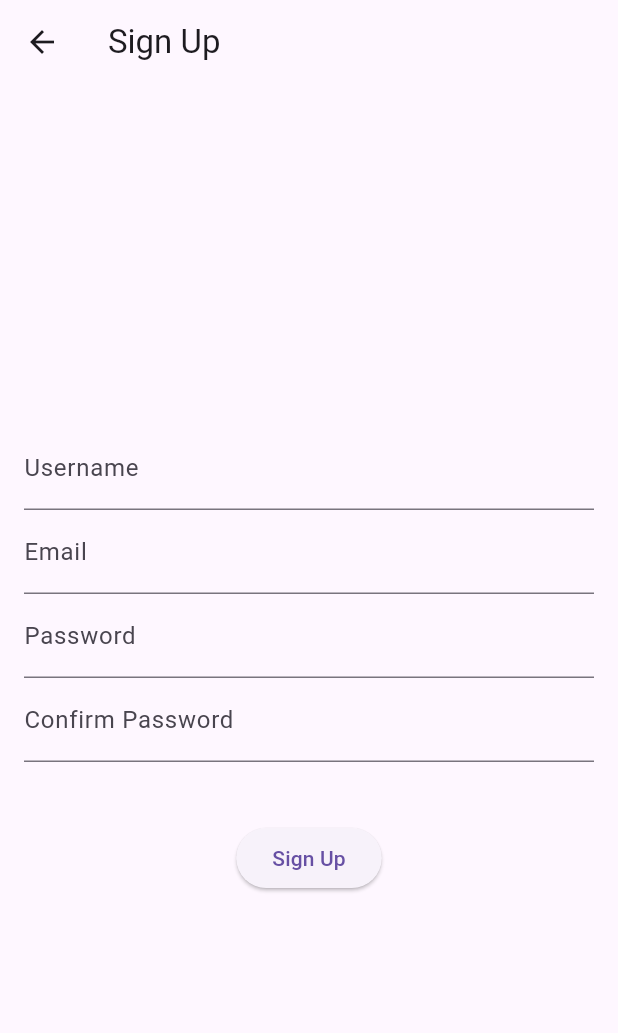
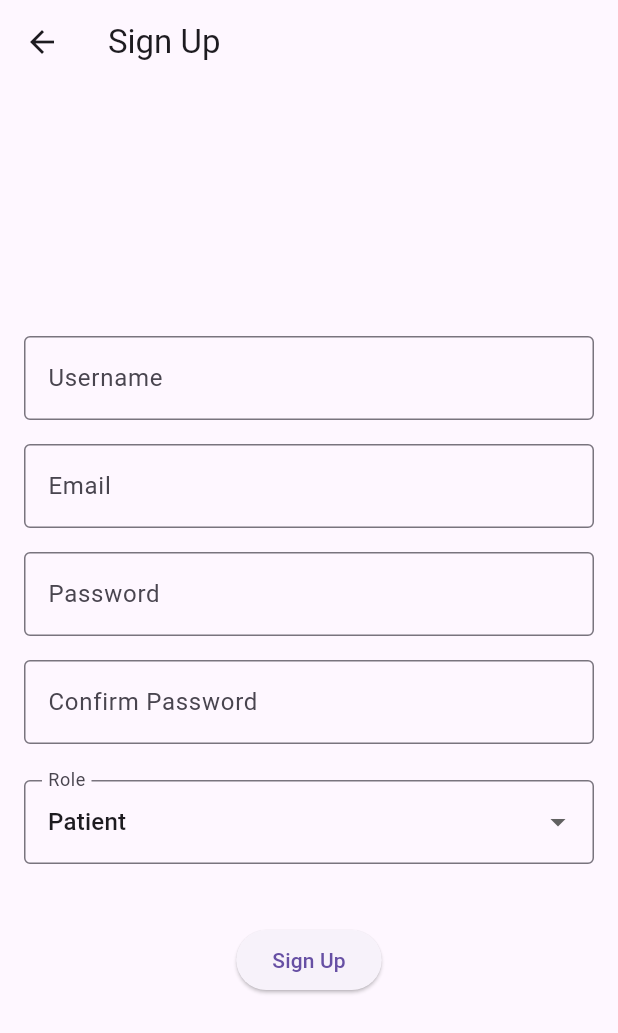
Before and after one commit to simeonov123/MedicalRecordsFlutter, a Flutter app: the UserManagementPanel screen opened directly, after a tap on the "logout" icon, after a tap on "Login", after a tap on "Don't have an account? Sign up", on a phone screen of 412 x 824 dp. Shown: the top 1033 px of the screen. Run offline on Flutter 3.47's test engine with Material 3 defaults, Android fonts, the light colour scheme and no system bars; our stand-ins replace flutter_secure_storage, jwt_decoder; accounts and stored records are empty; network calls fail.

Commit message:
feat: Add Flutter signup and login flow with Keycloak integration - Implemented sign-up screen that calls /auth/signup on the backend, handling user registration in Keycloak. - Added APIAuthenticationService to manage token retrieval from Keycloak (login) and calls to /auth/signup (for registration). - Introduced Provider-based AuthProvider to store and refresh JWT, extract roles, and handle logout. - Created separate screens for patient, doctor, and admin user flows, with role-based navigation. - Configured app structure: domain, service, provider, widgets, screens (auth/admin/doctor/patient). - Enabled CORS in the backend and updated web origins to match http://localhost:8082.

```diff
--- a/lib/screens/admin/user_management_panel.dart
+++ b/lib/screens/admin/user_management_panel.dart
@@ -29,6 +29,11 @@ class _UserManagementPanelState extends State<UserManagementPanel> {
     final userProvider = Provider.of<UserProvider>(context);
     final authProvider = Provider.of<AuthProvider>(context, listen: false);
 
+    List<User> doctorCandidates = userProvider.users.where((user) =>
+    user.role == 'user').toList();
+    List<User> normalUsers = userProvider.users.where((user) =>
+    user.role != 'user').toList();
+
     return Scaffold(
       appBar: AppBar(
         title: const Text('User Management'),
@@ -48,17 +53,53 @@ class _UserManagementPanelState extends State<UserManagementPanel> {
             ? const Center(child: CircularProgressIndicator())
             : userProvider.error != null
             ? Center(child: Text('Error: ${userProvider.error}'))
-            : ListView.builder(
-          itemCount: userProvider.users.length,
+            : SingleChildScrollView(
+          child: Column(
+            crossAxisAlignment: CrossAxisAlignment.start,
+            children: [
+              const Text('Doctor Candidates',
+                  style: TextStyle(fontSize: 18, fontWeight: FontWeight.bold)),
+              ListView.builder(
+                shrinkWrap: true,
+                physics: const NeverScrollableScrollPhysics(),
+                itemCount: doctorCandidates.length,
                 itemBuilder: (context, index) {
-            User user = userProvider.users[index];
+                  User user = doctorCandidates[index];
                   return ListTile(
                     title: Text(user.username),
-              subtitle: Text('Email: ${user.email}'),
+                    subtitle: Text('Email: ${user.email}, Role: ${user.role}'),
+                    trailing: ElevatedButton(
+                      child: const Text('Approve Doctor'),
+                      onPressed: () async {
+                        bool success = await userProvider.updateUserRole(
+                            user.id, 'doctor');
+                        if (success) {
+                          ScaffoldMessenger.of(context).showSnackBar(
+                            const SnackBar(
+                                content: Text('Role updated successfully')),
+                          );
+                        }
+                      },
+                    ),
+                  );
+                },
+              ),
+              const SizedBox(height: 20),
+              const Text('Other Users',
+                  style: TextStyle(fontSize: 18, fontWeight: FontWeight.bold)),
+              ListView.builder(
+                shrinkWrap: true,
+                physics: const NeverScrollableScrollPhysics(),
+                itemCount: normalUsers.length,
+                itemBuilder: (context, index) {
+                  User user = normalUsers[index];
+                  return ListTile(
+                    title: Text(user.username),
+                    subtitle: Text('Email: ${user.email}, Role: ${user.role}'),
                     trailing: DropdownButton<String>(
                       value: user.role,
-                items: <String>['admin', 'doctor', 'patient']
-                    .map<DropdownMenuItem<String>>((String value) {
+                      items: <String>['admin', 'doctor', 'patient'].map<
+                          DropdownMenuItem<String>>((String value) {
                         return DropdownMenuItem<String>(
                           value: value,
                           child: Text(value),
@@ -66,14 +107,17 @@ class _UserManagementPanelState extends State<UserManagementPanel> {
                       }).toList(),
                       onChanged: (String? newRole) async {
                         if (newRole != null && newRole != user.role) {
-                    bool success = await userProvider.updateUserRole(user.id, newRole);
+                          bool success = await userProvider.updateUserRole(
+                              user.id, newRole);
                           if (success) {
                             ScaffoldMessenger.of(context).showSnackBar(
-                        const SnackBar(content: Text('Role updated successfully')),
+                              const SnackBar(
+                                  content: Text('Role updated successfully')),
                             );
                           } else {
                             ScaffoldMessenger.of(context).showSnackBar(
-                        const SnackBar(content: Text('Failed to update role')),
+                              const SnackBar(
+                                  content: Text('Failed to update role')),
                             );
                           }
                         }
@@ -82,6 +126,9 @@ class _UserManagementPanelState extends State<UserManagementPanel> {
                   );
                 },
               ),
+            ],
+          ),
+        ),
       ),
     );
   }
--- a/lib/screens/auth/signup_screen.dart
+++ b/lib/screens/auth/signup_screen.dart
@@ -1,5 +1,3 @@
-// lib/screens/auth/signup_screen.dart
-
 import 'package:flutter/material.dart';
 import '../../service/api_authentication_service.dart';
 import '../../widgets/custom_text_field.dart';
@@ -15,10 +13,14 @@ class SignupScreen extends StatefulWidget {
 class _SignupScreenState extends State<SignupScreen> {
   final _formKey = GlobalKey<FormState>();
   final ApiAuthenticationService _authService = ApiAuthenticationService();
+
+  // Controllers for password fields
+  final TextEditingController _passwordController = TextEditingController();
+  final TextEditingController _confirmPasswordController = TextEditingController();
+
   String _username = '';
   String _email = '';
-  String _password = '';
-  String _confirmPassword = '';
+  String _desiredRole = 'patient'; // Default to 'patient'
   bool _isLoading = false;
   String? _errorMessage;
 
@@ -45,9 +47,7 @@ class _SignupScreenState extends State<SignupScreen> {
                       }
                       return null;
                     },
-                    onSaved: (value) {
-                      _username = value!;
-                    },
+                    onSaved: (value) => _username = value!,
                   ),
                   CustomTextField(
                     label: 'Email',
@@ -60,13 +60,12 @@ class _SignupScreenState extends State<SignupScreen> {
                       }
                       return null;
                     },
-                    onSaved: (value) {
-                      _email = value!;
-                    },
+                    onSaved: (value) => _email = value!,
                   ),
                   CustomTextField(
                     label: 'Password',
                     obscureText: true,
+                    controller: _passwordController,
                     validator: (value) {
                       if (value == null || value.isEmpty) {
                         return 'Please enter your password';
@@ -76,25 +75,33 @@ class _SignupScreenState extends State<SignupScreen> {
                       }
                       return null;
                     },
-                    onSaved: (value) {
-                      _password = value!;
-                    },
                   ),
                   CustomTextField(
                     label: 'Confirm Password',
                     obscureText: true,
+                    controller: _confirmPasswordController,
                     validator: (value) {
                       if (value == null || value.isEmpty) {
                         return 'Please confirm your password';
                       }
-                      if (value != _password) {
+                      if (value != _passwordController.text) {
                         return 'Passwords do not match';
                       }
                       return null;
                     },
-                    onSaved: (value) {
-                      _confirmPassword = value!;
-                    },
+                  ),
+                  const SizedBox(height: 16),
+                  DropdownButtonFormField<String>(
+                    value: _desiredRole,
+                    items: const [
+                      DropdownMenuItem(value: 'patient', child: Text('Patient')),
+                      DropdownMenuItem(value: 'doctor', child: Text('Doctor')),
+                    ],
+                    onChanged: (value) => setState(() => _desiredRole = value!),
+                    decoration: const InputDecoration(
+                      labelText: 'Role',
+                      border: OutlineInputBorder(),
+                    ),
                   ),
                   const SizedBox(height: 20),
                   if (_errorMessage != null)
@@ -126,23 +133,32 @@ class _SignupScreenState extends State<SignupScreen> {
         _errorMessage = null;
       });
 
-      // Implement signup logic via backend API
-      bool success = await _authService.signup(_username, _email, _password);
+      bool success = await _authService.signup(
+        _username,
+        _email,
+        _passwordController.text,
+        _desiredRole,
+      );
 
-      setState(() {
-        _isLoading = false;
-      });
+      setState(() => _isLoading = false);
 
       if (success) {
         ScaffoldMessenger.of(context).showSnackBar(
-          const SnackBar(content: Text('Signup successful. Wait for admin approval.')),
+          const SnackBar(
+            content: Text('Signup successful. Wait for admin approval if doctor candidate.'),
+          ),
         );
         Navigator.pop(context);
       } else {
-        setState(() {
-          _errorMessage = 'Signup failed. Please try again.';
-        });
+        setState(() => _errorMessage = 'Signup failed. Please try again.');
       }
     }
   }
+
+  @override
+  void dispose() {
+    _passwordController.dispose();
+    _confirmPasswordController.dispose();
+    super.dispose();
+  }
 }
--- a/lib/widgets/custom_text_field.dart
+++ b/lib/widgets/custom_text_field.dart
@@ -1,5 +1,3 @@
-// lib/widgets/custom_text_field.dart
-
 import 'package:flutter/material.dart';
 
 class CustomTextField extends StatelessWidget {
@@ -7,6 +5,7 @@ class CustomTextField extends StatelessWidget {
   final bool obscureText;
   final FormFieldValidator<String>? validator;
   final FormFieldSetter<String>? onSaved;
+  final TextEditingController? controller; // Added controller parameter
 
   const CustomTextField({
     Key? key,
@@ -14,15 +13,23 @@ class CustomTextField extends StatelessWidget {
     this.obscureText = false,
     this.validator,
     this.onSaved,
+    this.controller, // Accept controller
   }) : super(key: key);
 
   @override
   Widget build(BuildContext context) {
-    return TextFormField(
-      decoration: InputDecoration(labelText: label),
-      obscureText: obscureText,
-      validator: validator,
-      onSaved: onSaved,
+    return Padding(
+      padding: const EdgeInsets.symmetric(vertical: 8.0),
+      child: TextFormField(
+        controller: controller, // Attach the controller
+        decoration: InputDecoration(
+          labelText: label,
+          border: const OutlineInputBorder(),
+        ),
+        obscureText: obscureText,
+        validator: validator,
+        onSaved: onSaved,
+      ),
     );
   }
 }
```
Also changed, not shown: lib/service/api_authentication_service.dart (+26 -6 lines). Lines whose indentation alone changed are shown as unchanged.
